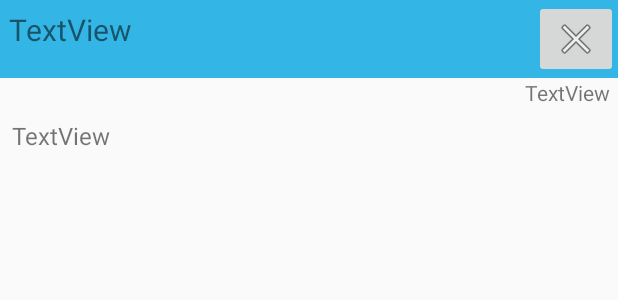
After one commit to kentaro0113/55th_application, an Android app: the layout window_info_detail.xml on its own in the app's theme, with its tools: preview values and no code run, on a phone screen of 412 x 824 dp. The commit adds this screen. Shown: the top 300 px of the screen. Run offline under Robolectric (Android 15) with nearby library versions, the phone set to English and light mode, and no system bars.

Commit message:
新着情報の表示修正、タップ時の詳細表示実装、企画検索の検索ウィンドウ用レイアウトファイルの名称変更

```diff
--- a/app/src/main/java/com/chibafes/chibafes55/PageFragment.java
+++ b/app/src/main/java/com/chibafes/chibafes55/PageFragment.java
@@ -1,11 +1,9 @@
 package com.chibafes.chibafes55;
 
 import android.content.Context;
-import android.media.Image;
 import android.net.Uri;
 import android.os.Bundle;
 import android.support.v4.app.Fragment;
-import android.support.v7.app.ActionBar;
 import android.support.v7.app.AlertDialog;
 import android.view.LayoutInflater;
 import android.view.View;
@@ -14,7 +12,6 @@ import android.widget.ArrayAdapter;
 import android.widget.Button;
 import android.widget.ImageButton;
 import android.widget.ImageView;
-import android.widget.LinearLayout;
 import android.widget.ListView;
 import android.widget.ScrollView;
 import android.widget.TextView;
@@ -49,7 +46,7 @@ public class PageFragment extends Fragment
     public void onCreate(Bundle savedInstanceState) {
         super.onCreate(savedInstanceState);
 
-        viewSearch = (ScrollView) getActivity().getLayoutInflater().inflate(R.layout.activity_kikakusearch, null);
+        viewSearch = (ScrollView) getActivity().getLayoutInflater().inflate(R.layout.window_kikakusearch, null);
         ImageButton buttonClose = (ImageButton) viewSearch.findViewById(R.id.buttonSearchClose);
         buttonClose.setOnClickListener(new View.OnClickListener() {
             @Override
--- /dev/null
+++ b/app/src/main/res/layout/window_info_detail.xml
@@ -0,0 +1,56 @@
+<?xml version="1.0" encoding="utf-8"?>
+<LinearLayout xmlns:android="http://schemas.android.com/apk/res/android"
+xmlns:app="http://schemas.android.com/apk/res-auto"
+    android:layout_width="match_parent"
+    android:layout_height="match_parent"
+    android:orientation="vertical">
+
+    <LinearLayout
+        android:layout_width="match_parent"
+        android:layout_height="wrap_content"
+        android:background="@android:color/holo_blue_light"
+        android:orientation="horizontal">
+
+        <TextView
+            android:id="@+id/textTitle"
+            android:layout_width="match_parent"
+            android:layout_height="wrap_content"
+            android:layout_margin="6dp"
+            android:layout_weight="1"
+            android:text="TextView"
+            android:textSize="20sp" />
+
+        <ImageButton
+            android:id="@+id/buttonClose"
+            android:layout_width="wrap_content"
+            android:layout_height="wrap_content"
+            app:srcCompat="@android:drawable/ic_menu_close_clear_cancel" />
+    </LinearLayout>
+
+    <TextView
+        android:id="@+id/textTime"
+        android:layout_width="match_parent"
+        android:layout_height="wrap_content"
+        android:layout_marginRight="6dp"
+        android:gravity="right"
+        android:text="TextView" />
+
+    <ScrollView
+        android:layout_width="match_parent"
+        android:layout_height="match_parent">
+
+        <LinearLayout
+            android:layout_width="match_parent"
+            android:layout_height="wrap_content"
+            android:orientation="vertical">
+            <TextView
+                android:id="@+id/textMessage"
+                android:layout_width="match_parent"
+                android:layout_height="match_parent"
+                android:layout_margin="8dp"
+                android:text="TextView"
+                android:textSize="16sp" />
+        </LinearLayout>
+    </ScrollView>
+
+</LinearLayout>
--- a/app/src/main/res/values/strings.xml
+++ b/app/src/main/res/values/strings.xml
@@ -13,7 +13,7 @@
     <string name="EnqueteErrorTItle">通信エラー</string>
     <string name="EnqueteError">通信に失敗しました。通信環境の良い場所で再度お試しください。</string>
 
-    <string name="TitleInfo">運営からのお知らせ・新着情報</string>
+    <string name="TitleInfo">お知らせ・新着情報</string>
     <string name="TitleSearch">企画検索</string>
     <string name="TitleTimeTable">タイムテーブル</string>
     <string name="TitleMap">千葉大祭マップ</string>
```
Also changed, not shown: app/src/main/java/com/chibafes/chibafes55/InfoActivity.java (+49 -18 lines), app/src/main/res/layout/listitem_info.xml (+6 -1 lines), app/src/main/res/layout/window_kikakusearch.xml (renamed from app/src/main/res/layout/activity_kikakusearch.xml).
